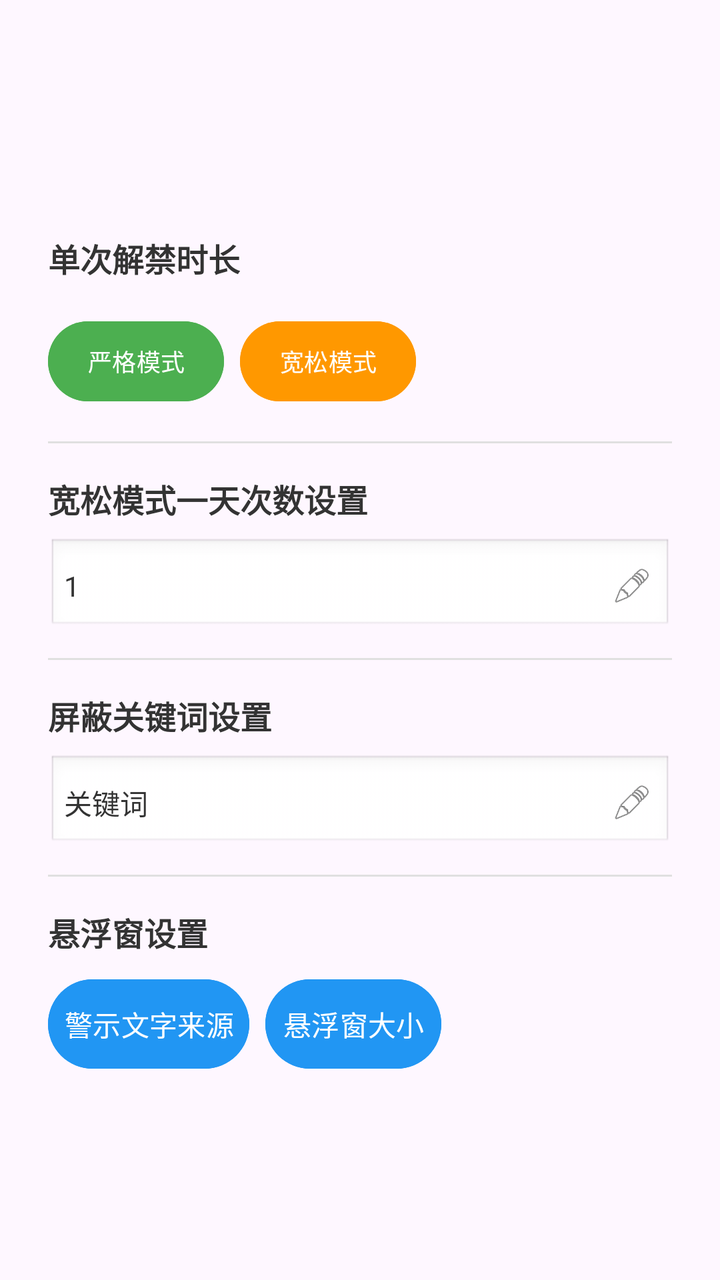
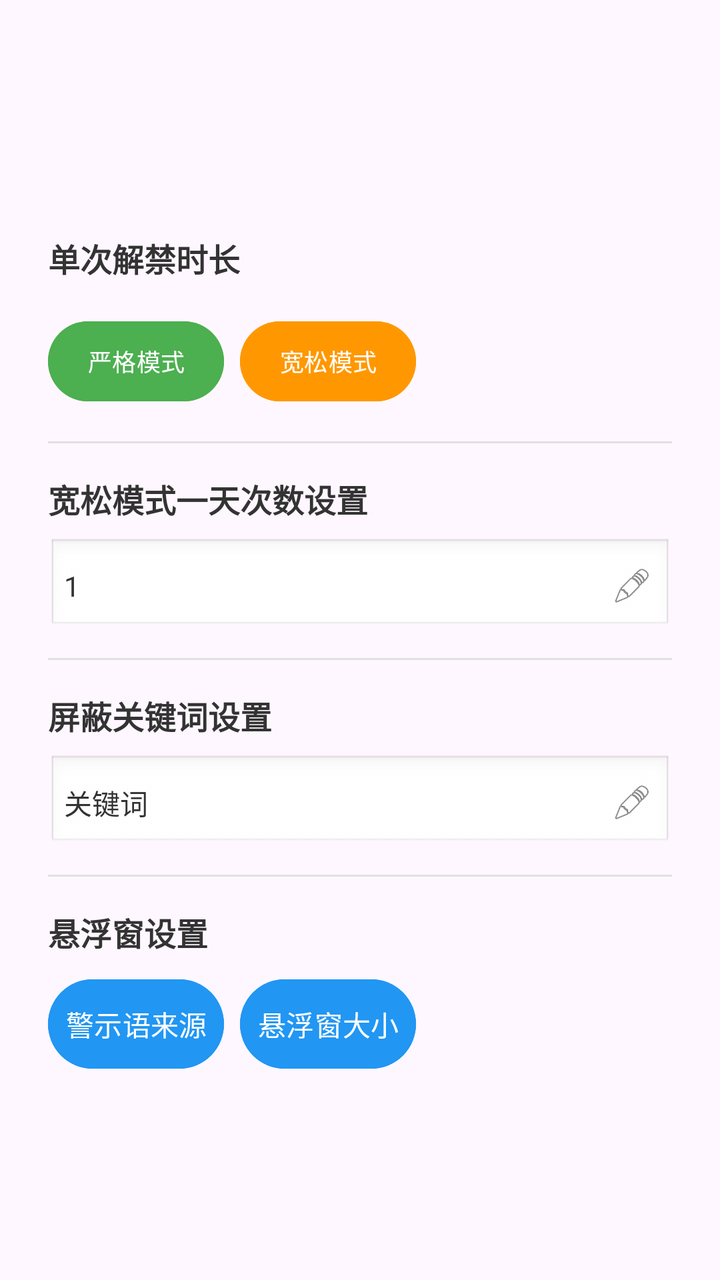

Two renders of the same Android screen: before a commit and after it. Below are the layout's source before the change and the commit's diff.
<!-- AndroidManifest.xml: application theme Theme.Basic -->
<!-- res/layout/dialog_time_setting.xml -->
<?xml version="1.0" encoding="utf-8"?>
<LinearLayout xmlns:android="http://schemas.android.com/apk/res/android"
    android:layout_width="match_parent"
    android:layout_height="wrap_content"
    android:orientation="vertical"
    android:paddingStart="24dp"
    android:paddingTop="24dp"
    android:paddingEnd="24dp"
    android:paddingBottom="0dp"
    android:gravity="center">

    <TextView
        android:layout_width="wrap_content"
        android:layout_height="wrap_content"
        android:layout_marginBottom="16dp"
        android:layout_gravity="start"
        android:rotationX="0"
        android:text="单次解禁时长"
        android:textColor="#333333"
        android:textStyle="bold"
        android:textSize="16sp" />

    <LinearLayout
        android:layout_width="match_parent"
        android:layout_height="wrap_content"
        android:orientation="horizontal"
        android:layout_marginBottom="16dp">

        <Button
            android:id="@+id/btn_strict_mode"
            android:layout_width="wrap_content"
            android:layout_height="wrap_content"
            android:layout_weight="0"
            android:text="严格模式"
            android:textSize="12sp"
            android:padding="8dp"
            android:backgroundTint="#4CAF50"
            android:textColor="#FFFFFF"
            android:layout_marginEnd="4dp" />

        <Button
            android:id="@+id/btn_relaxed_mode"
            android:layout_width="wrap_content"
            android:layout_height="wrap_content"
            android:layout_weight="0"
            android:text="宽松模式"
            android:textSize="12sp"
            android:padding="8dp"
            android:backgroundTint="#FF9800"
            android:textColor="#FFFFFF"
            android:layout_marginStart="4dp" />

    </LinearLayout>

    
    <View
        android:layout_width="match_parent"
        android:layout_height="1dp"
        android:background="#E0E0E0"
        android:layout_marginBottom="16dp" />

    
    <TextView
        android:layout_width="wrap_content"
        android:layout_height="wrap_content"
        android:layout_gravity="start"
        android:text="宽松模式一天次数设置"
        android:textSize="16sp"
        android:textColor="#333333"
        android:textStyle="bold"
        android:layout_marginBottom="8dp" />

    
    <LinearLayout
        android:layout_width="match_parent"
        android:layout_height="wrap_content"
        android:orientation="horizontal"
        android:gravity="center_vertical"
        android:layout_marginBottom="12dp">

                 
         <LinearLayout
             android:id="@+id/layout_relaxed_count_display"
             android:layout_width="match_parent"
             android:layout_height="wrap_content"
             android:layout_gravity="start"
             android:orientation="horizontal"
             android:gravity="center_vertical"
             android:padding="8dp"
             android:background="@android:drawable/edit_text">

             <TextView
                 android:id="@+id/tv_relaxed_count_display"
                 android:layout_width="0dp"
                 android:layout_height="wrap_content"
                 android:layout_weight="1"
                 android:layout_marginEnd="8dp"
                 android:text="1"
                 android:textSize="14sp"
                 android:textColor="#333333" />

             <ImageView
                 android:id="@+id/iv_edit_relaxed_count"
                 android:layout_width="24dp"
                 android:layout_height="24dp"
                 android:src="@android:drawable/ic_menu_edit"
                 android:background="?android:attr/selectableItemBackgroundBorderless"
                 android:padding="2dp"
                 android:contentDescription="编辑" />

         </LinearLayout>

        
        <LinearLayout
            android:id="@+id/layout_relaxed_count_edit"
            android:layout_width="0dp"
            android:layout_height="wrap_content"
            android:layout_weight="1"
            android:orientation="horizontal"
            android:gravity="center_vertical"
            android:visibility="gone">

            <EditText
                android:id="@+id/et_relaxed_limit_count"
                android:layout_width="40dp"
                android:layout_height="wrap_content"
                android:layout_weight="0.6"
                android:hint="输入1~3的数字"
                android:inputType="number"
                android:maxLength="1"
                android:padding="8dp"
                android:textSize="16sp"
                android:background="@android:drawable/edit_text"
                android:layout_marginEnd="8dp" />

            <TextView
                android:id="@+id/iv_save_relaxed_count"
                android:layout_width="40dp"
                android:layout_height="24dp"
                android:text="✅"
                android:textSize="18sp"
                android:textColor="#4CAF50"
                android:gravity="center"
                android:background="?android:attr/selectableItemBackgroundBorderless"
                android:padding="2dp"
                android:contentDescription="保存" />

        </LinearLayout>

    </LinearLayout>

    
    <View
        android:layout_width="match_parent"
        android:layout_height="1dp"
        android:background="#E0E0E0"
        android:layout_marginBottom="16dp" />

    
    <TextView
        android:layout_width="wrap_content"
        android:layout_height="wrap_content"
        android:layout_gravity="start"
        android:text="屏蔽关键词设置"
        android:textSize="16sp"
        android:textColor="#333333"
        android:textStyle="bold"
        android:layout_marginBottom="8dp" />

    
    <LinearLayout
        android:layout_width="match_parent"
        android:layout_height="wrap_content"
        android:orientation="horizontal"
        android:gravity="center_vertical"
        android:layout_marginBottom="12dp">

                 
         <LinearLayout
             android:id="@+id/layout_target_word_display"
             android:layout_width="match_parent"
             android:layout_height="wrap_content"
             android:layout_gravity="start"
             android:orientation="horizontal"
             android:gravity="center_vertical"
             android:padding="8dp"
             android:background="@android:drawable/edit_text">

             <TextView
                 android:id="@+id/tv_target_word_display"
                 android:layout_width="0dp"
                 android:layout_height="wrap_content"
                 android:layout_weight="1"
                 android:layout_marginEnd="8dp"
                 android:text="关键词"
                 android:textSize="14sp"
                 android:textColor="#333333"
                 android:ellipsize="end"
                 android:maxLines="2" />

             <ImageView
                 android:id="@+id/iv_edit_target_word"
                 android:layout_width="24dp"
                 android:layout_height="24dp"
                 android:src="@android:drawable/ic_menu_edit"
                 android:background="?android:attr/selectableItemBackgroundBorderless"
                 android:padding="2dp"
                 android:contentDescription="编辑" />

         </LinearLayout>

        
        <LinearLayout
            android:id="@+id/layout_target_word_edit"
            android:layout_width="0dp"
            android:layout_height="wrap_content"
            android:layout_weight="1"
            android:orientation="horizontal"
            android:gravity="center_vertical"
            android:visibility="gone">

            <EditText
                android:id="@+id/et_target_word"
                android:layout_width="0dp"
                android:layout_height="wrap_content"
                android:layout_weight="1"
                android:hint="若多个关键词需空格分隔"
                android:inputType="text"
                android:maxLength="50"
                android:padding="8dp"
                android:textSize="16sp"
                android:background="@android:drawable/edit_text"
                android:layout_marginEnd="8dp" />

            <TextView
                android:id="@+id/iv_save_target_word"
                android:layout_width="40dp"
                android:layout_height="24dp"
                android:text="✅"
                android:textSize="18sp"
                android:textColor="#4CAF50"
                android:gravity="center"
                android:background="?android:attr/selectableItemBackgroundBorderless"
                android:padding="2dp"
                android:contentDescription="保存" />

        </LinearLayout>

    </LinearLayout>

    
    <View
        android:layout_width="match_parent"
        android:layout_height="1dp"
        android:background="#E0E0E0"
        android:layout_marginBottom="16dp" />

    
    <TextView
        android:layout_width="wrap_content"
        android:layout_height="wrap_content"
        android:layout_gravity="start"
        android:text="悬浮窗设置"
        android:textSize="16sp"
        android:textColor="#333333"
        android:textStyle="bold"
        android:layout_marginBottom="8dp" />

    <LinearLayout
        android:layout_width="match_parent"
        android:layout_height="wrap_content"
        android:layout_marginBottom="8dp"
        android:gravity="center_vertical"
        android:orientation="horizontal">

        <Button
            android:id="@+id/btn_change_floating_text_source"
            android:layout_width="wrap_content"
            android:layout_height="wrap_content"
            android:text="警示文字来源"
            android:textSize="14sp"
            android:singleLine="true"
            android:paddingStart="8dp"
            android:paddingTop="12dp"
            android:paddingEnd="8dp"
            android:paddingBottom="12dp"
            android:backgroundTint="#2196F3"
            android:textColor="#FFFFFF" />

        <Button
            android:id="@+id/btn_floating_size_settings"
            android:layout_width="wrap_content"
            android:layout_height="wrap_content"
            android:layout_marginStart="8dp"
            android:text="悬浮窗大小"
            android:textSize="14sp"
            android:singleLine="true"
            android:paddingStart="8dp"
            android:paddingTop="12dp"
            android:paddingEnd="8dp"
            android:paddingBottom="12dp"
            android:backgroundTint="#2196F3"
            android:textColor="#FFFFFF" />

    </LinearLayout>

</LinearLayout>
<!-- resources referenced by this layout -->
<resources>
  <style name="Theme.Basic" parent="Base.Theme.Basic" />
  <style name="Base.Theme.Basic" parent="Theme.Material3.DayNight.NoActionBar">
          
          
      </style>
</resources>

<!-- the commit's change to res/layout/dialog_time_setting.xml (unified diff, before → after) -->
@@ -277,7 +277,7 @@
             android:id="@+id/btn_change_floating_text_source"
             android:layout_width="wrap_content"
             android:layout_height="wrap_content"
-            android:text="警示文字来源"
+            android:text="警示语来源"
             android:textSize="14sp"
             android:singleLine="true"
             android:paddingStart="8dp"
